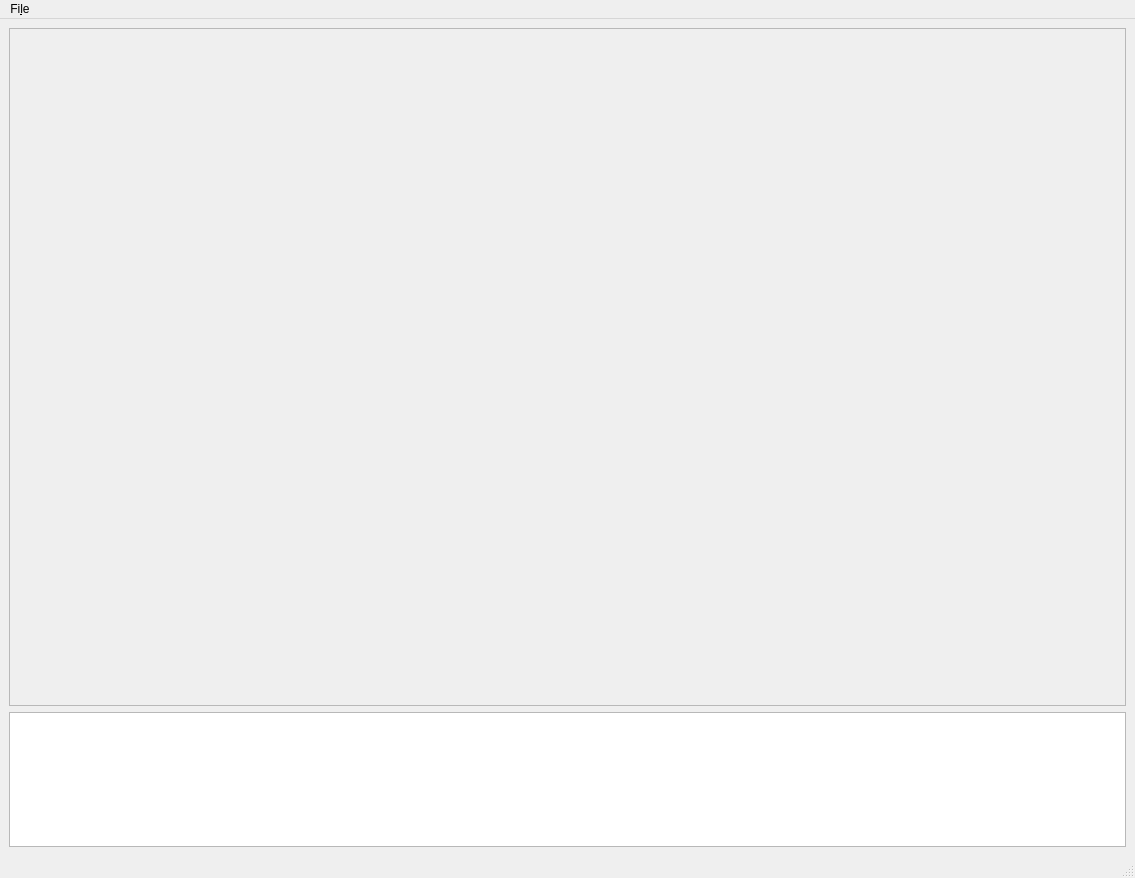
Qt form editor/mainwindow.ui (ardazishvili/fig) before a commit.
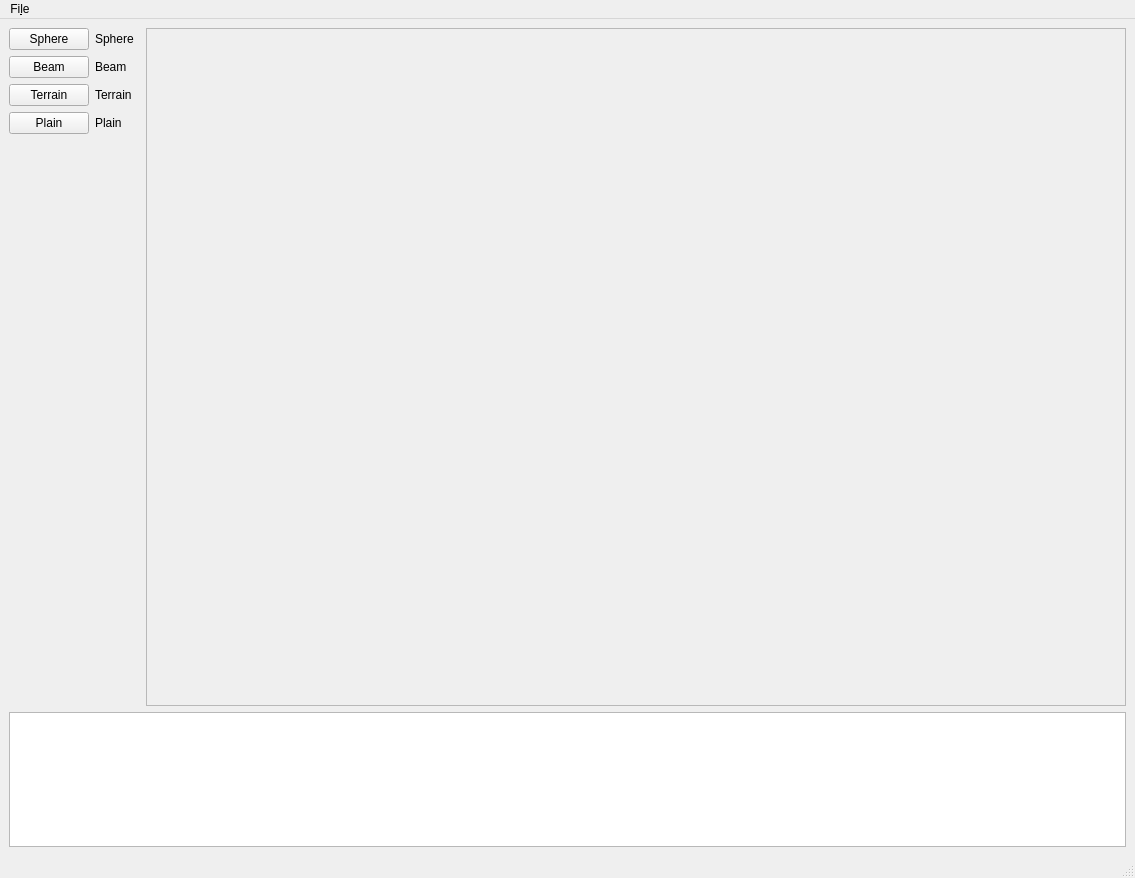
The same form after that commit.

Diff of the .ui file:
```diff
--- a/editor/mainwindow.ui
+++ b/editor/mainwindow.ui
@@ -15,20 +15,76 @@
   </property>
   <widget class="QWidget" name="centralwidget">
    <layout class="QGridLayout" name="gridLayout">
-    <item row="1" column="0">
-     <widget class="QPlainTextEdit" name="console">
-      <property name="sizePolicy">
-       <sizepolicy hsizetype="Expanding" vsizetype="Expanding">
-        <horstretch>0</horstretch>
-        <verstretch>10</verstretch>
-       </sizepolicy>
-      </property>
-      <property name="readOnly">
-       <bool>true</bool>
-      </property>
-     </widget>
-    </item>
     <item row="0" column="0">
+     <layout class="QFormLayout" name="formLayout">
+      <property name="horizontalSpacing">
+       <number>6</number>
+      </property>
+      <property name="leftMargin">
+       <number>0</number>
+      </property>
+      <property name="rightMargin">
+       <number>6</number>
+      </property>
+      <item row="0" column="0">
+       <widget class="QPushButton" name="pushButton">
+        <property name="text">
+         <string>Sphere</string>
+        </property>
+       </widget>
+      </item>
+      <item row="0" column="1">
+       <widget class="QLabel" name="label">
+        <property name="text">
+         <string>Sphere</string>
+        </property>
+       </widget>
+      </item>
+      <item row="1" column="0">
+       <widget class="QPushButton" name="pushButton_2">
+        <property name="text">
+         <string>Beam</string>
+        </property>
+       </widget>
+      </item>
+      <item row="1" column="1">
+       <widget class="QLabel" name="label_2">
+        <property name="text">
+         <string>Beam</string>
+        </property>
+       </widget>
+      </item>
+      <item row="2" column="0">
+       <widget class="QPushButton" name="pushButton_3">
+        <property name="text">
+         <string>Terrain</string>
+        </property>
+       </widget>
+      </item>
+      <item row="2" column="1">
+       <widget class="QLabel" name="label_3">
+        <property name="text">
+         <string>Terrain</string>
+        </property>
+       </widget>
+      </item>
+      <item row="3" column="0">
+       <widget class="QPushButton" name="pushButton_4">
+        <property name="text">
+         <string>Plain</string>
+        </property>
+       </widget>
+      </item>
+      <item row="3" column="1">
+       <widget class="QLabel" name="label_4">
+        <property name="text">
+         <string>Plain</string>
+        </property>
+       </widget>
+      </item>
+     </layout>
+    </item>
+    <item row="0" column="1">
      <widget class="QFrame" name="frame">
       <property name="sizePolicy">
        <sizepolicy hsizetype="Expanding" vsizetype="Expanding">
@@ -44,6 +100,19 @@
       </property>
      </widget>
     </item>
+    <item row="1" column="0" colspan="2">
+     <widget class="QPlainTextEdit" name="console">
+      <property name="sizePolicy">
+       <sizepolicy hsizetype="Expanding" vsizetype="Expanding">
+        <horstretch>0</horstretch>
+        <verstretch>10</verstretch>
+       </sizepolicy>
+      </property>
+      <property name="readOnly">
+       <bool>true</bool>
+      </property>
+     </widget>
+    </item>
    </layout>
   </widget>
   <widget class="QMenuBar" name="menubar">
```
